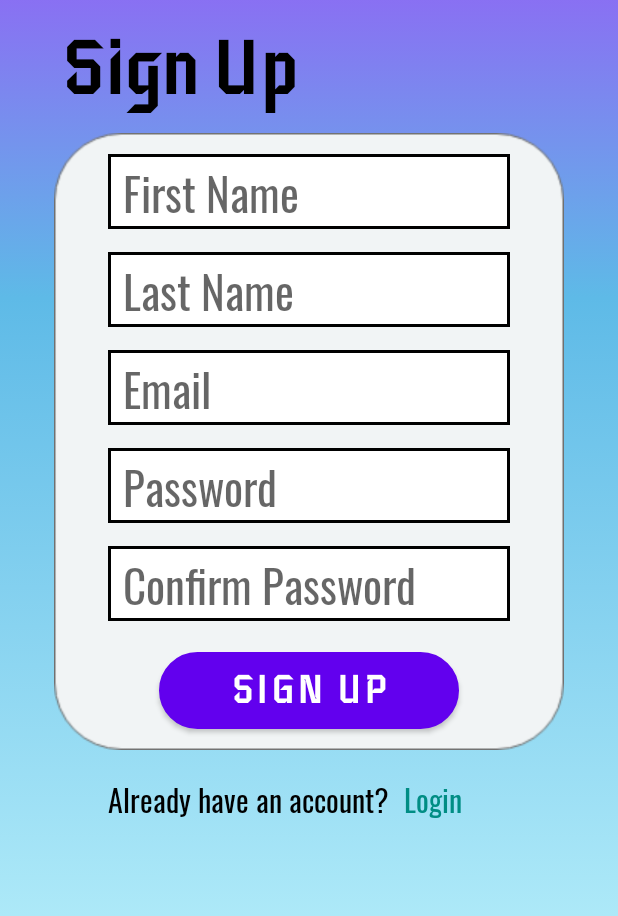
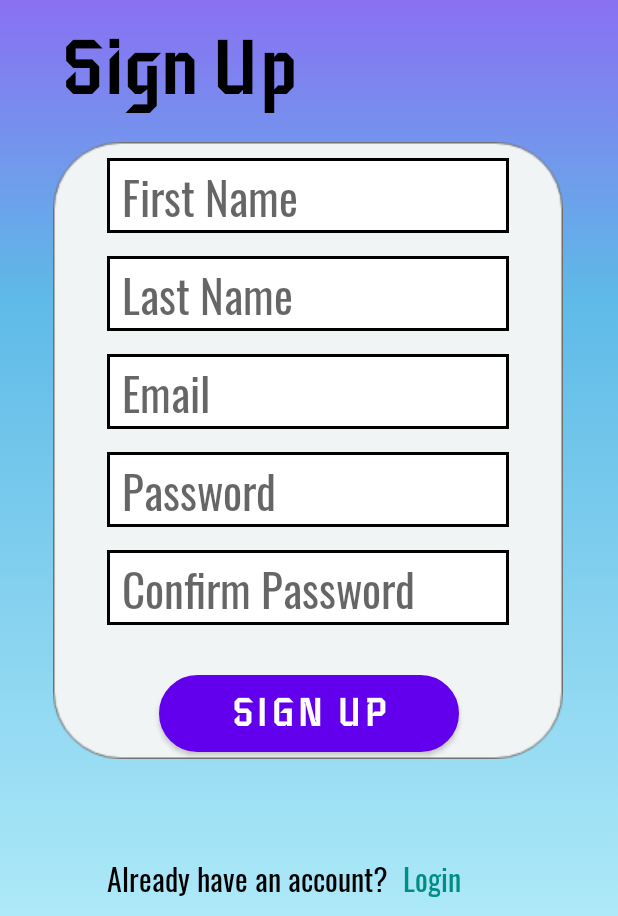
Before and after one commit to shahadeshubhu/Party-Planner, an Android app: the screen it shows after launch (RegistrationActivity), after a tap on "Sign Up", on a phone screen of 412 x 824 dp, the part 320-1236 px from its top. Run offline under Robolectric (Android 15) with nearby library versions, the light colour scheme and no system bars; our stand-ins replace Firebase (no records; nobody signed in at launch, a user with empty details on screens opened directly), data binding.

Commit message:
-added login error for invalid inputs -updated login/signup error message to disappear when valid -cleaned up the textbox listener methods

```diff
--- a/app/src/main/java/com/sjsu/partyplanner/Activities/Users/LoginActivity.java
+++ b/app/src/main/java/com/sjsu/partyplanner/Activities/Users/LoginActivity.java
@@ -3,19 +3,93 @@ package com.sjsu.partyplanner.Activities.Users;
 import androidx.appcompat.app.AppCompatActivity;
 
 import android.content.Intent;
+import android.graphics.drawable.Drawable;
 import android.os.Bundle;
+import android.text.Editable;
+import android.text.TextWatcher;
 import android.view.View;
 import android.widget.Toast;
+import com.sjsu.partyplanner.Controllers.UserController;
+import com.sjsu.partyplanner.R;
+import com.sjsu.partyplanner.databinding.ActivityLoginBinding;
 
-import com.sjsu.partyplanner.R;
 
 public class LoginActivity extends AppCompatActivity {
+
+    private ActivityLoginBinding binding;
+    private UserController controller;
+    public static final int REQUIRED_PWD_LEN = 8;
 
     @Override
     protected void onCreate(Bundle savedInstanceState) {
         super.onCreate(savedInstanceState);
         setContentView(R.layout.activity_login);
+
+        // Set up Error Binding
+        binding = ActivityLoginBinding.inflate(getLayoutInflater());
+        setContentView( binding.getRoot());
+        setUpListeners();
+        controller = new UserController();
+
     }
+
+
+    /**
+     * Sets up listeners for the textboxes
+     */
+    public void setUpListeners() {
+
+        // Textbox Drawables
+        Drawable normalTB = getResources().getDrawable(R.drawable.textbox_background);
+        Drawable errorTB = getResources().getDrawable(R.drawable.text_box_error);
+
+        // Email TB TextListener
+        binding.emailLoginTB.addTextChangedListener(new TextWatcher() {
+            @Override
+            public void beforeTextChanged(CharSequence s, int start, int count, int after) {}
+            @Override
+            public void onTextChanged(CharSequence s, int start, int before, int count) {}
+
+            @Override
+            public void afterTextChanged(Editable s) {
+                String currentInput = binding.emailLoginTB.getText().toString();
+                String emailAcceptedPattern = "[a-zA-z0-9._-]+@[a-z]+\\.+[a-z]+";
+                if (currentInput.length() <= 0 || !currentInput.matches(emailAcceptedPattern)) {
+                    binding.emailLoginTB.setBackground(errorTB);
+                    binding.loginErrorMsg.setText("Invalid email");
+                }
+                else {
+                    binding.emailLoginTB.setBackground(normalTB);
+                    binding.loginErrorMsg.setText("");
+                }
+            }
+        });
+
+        // Password TB Listener
+        binding.pwLoginTB.addTextChangedListener(new TextWatcher() {
+            @Override
+            public void beforeTextChanged(CharSequence s, int start, int count, int after) {}
+            @Override
+            public void onTextChanged(CharSequence s, int start, int before, int count) {}
+
+            @Override
+            public void afterTextChanged(Editable s) {
+                String currentInput = binding.pwLoginTB.getText().toString();
+                if(currentInput.length() < 8){
+                    binding.pwLoginTB.setBackground(errorTB);
+                    binding.loginErrorMsg.setText(String.format("Password must be at least %d characters", REQUIRED_PWD_LEN));
+                }
+                else{
+                    binding.pwLoginTB.setBackground(normalTB);
+                    binding.loginErrorMsg.setText("");
+                }
+            }
+        });
+    }
+
+
+
+    //-------------------------------------------------
 
     /**
      * onClick method for the log in button
@@ -74,4 +148,9 @@ public class LoginActivity extends AppCompatActivity {
         Toast toast = Toast.makeText(this, msg, Toast.LENGTH_LONG);
         toast.show();
     }
+
+
+
+
+
 }
--- a/app/src/main/res/layout/activity_registration.xml
+++ b/app/src/main/res/layout/activity_registration.xml
@@ -36,10 +36,11 @@
         <ImageView
             android:id="@+id/signupContainer"
             android:layout_width="340dp"
-            android:layout_height="423dp"
-            android:layout_marginTop="5dp"
+            android:layout_height="430dp"
+            android:layout_marginTop="8dp"
             android:contentDescription="@string/signupContainer"
             app:layout_constraintEnd_toEndOf="parent"
+            app:layout_constraintHorizontal_bias="0.492"
             app:layout_constraintStart_toStartOf="parent"
             app:layout_constraintTop_toBottomOf="@+id/signUpText"
             app:srcCompat="@drawable/signup_container" />
@@ -150,9 +151,7 @@
             android:textColor="@color/black"
             android:textSize="20sp"
             app:layout_constraintBottom_toBottomOf="parent"
-            app:layout_constraintStart_toStartOf="@+id/signupContainer"
-            app:layout_constraintTop_toBottomOf="@+id/signupContainer"
-            app:layout_constraintVertical_bias="0.162" />
+            app:layout_constraintStart_toStartOf="@+id/signupContainer" />
 
         <TextView
             android:id="@+id/loginTextButton"
@@ -168,35 +167,34 @@
             app:layout_constraintStart_toEndOf="@+id/existingAccountText" />
 
         <TextView
-            android:id="@+id/errorMsg"
-
+            android:id="@+id/signupErrorMsg"
             android:layout_width="wrap_content"
             android:layout_height="wrap_content"
             android:fontFamily="@font/oswald"
             android:textColor="@color/red"
             android:textSize="20sp"
-            app:layout_constraintEnd_toEndOf="parent"
-            app:layout_constraintStart_toStartOf="parent"
-            tools:layout_editor_absoluteY="621dp" />
+            app:layout_constraintStart_toStartOf="@+id/confirmPassTB"
+            app:layout_constraintTop_toBottomOf="@+id/confirmPassTB" />
 
         <Button
             android:id="@+id/signupButton"
             android:layout_width="wrap_content"
             android:layout_height="wrap_content"
+            android:background="@drawable/button_background"
+            android:fontFamily="@font/iceberg"
+            android:onClick="registerUser"
             android:text="@string/signup"
+            android:textSize="25sp"
             android:textStyle="bold"
-            android:textSize="25sp"
-            android:fontFamily="@font/iceberg"
-            android:background="@drawable/button_background"
-            android:onClick="registerUser"
             app:layout_constraintBottom_toBottomOf="@+id/signupContainer"
             app:layout_constraintEnd_toEndOf="@+id/signupContainer"
+            app:layout_constraintHorizontal_bias="0.507"
             app:layout_constraintStart_toStartOf="@+id/signupContainer"
-            app:layout_constraintTop_toBottomOf="@+id/confirmPassTB" />
+            app:layout_constraintTop_toBottomOf="@+id/confirmPassTB"
+            app:layout_constraintVertical_bias="0.711" />
 
 
-
-<!--        <Button-->
+        <!--        <Button-->
 <!--            android:id="@+id/detailBtn"-->
 <!--            android:layout_width="wrap_content"-->
 <!--            android:layout_height="wrap_content"-->
```
Also changed, not shown: app/src/main/java/com/sjsu/partyplanner/Activities/Users/RegistrationActivity.java (+55 -52 lines), app/src/main/res/layout/activity_login.xml (+19 -10 lines), app/src/main/res/drawable/exclamation_mark.png (added).
